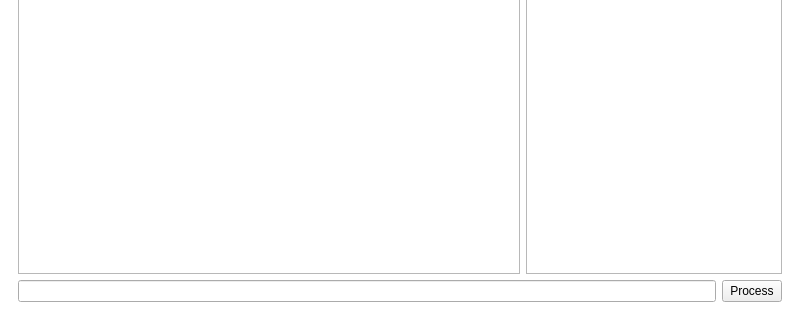
First picture: the form in chatterbox/MainWindow.ui, repository InfoAG/CAS-Netzwerk, before the edit; both pictures show x 0 to 800 and y 280 to 600 of the 800 by 600 pixel window.
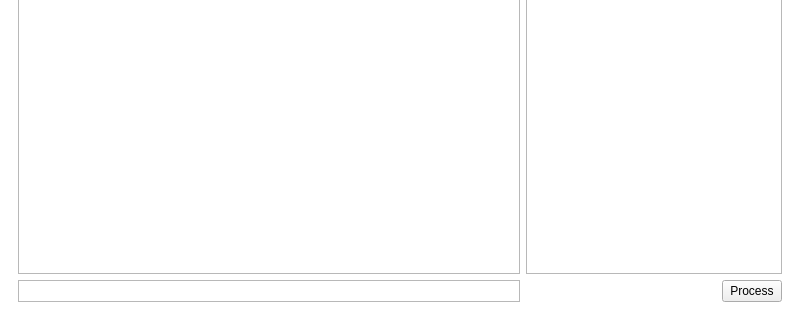
Second picture: the form after the edit. The open tabs and pages were chosen to show the change. Custom widgets are drawn as their Qt base class.

Diff of the .ui file:
```diff
--- a/chatterbox/MainWindow.ui
+++ b/chatterbox/MainWindow.ui
@@ -79,9 +79,6 @@
            <item row="0" column="1" colspan="2">
             <widget class="QListWidget" name="userListWidget"/>
            </item>
-           <item row="1" column="0" colspan="2">
-            <widget class="QLineEdit" name="sayLineEdit"/>
-           </item>
            <item row="1" column="2">
             <widget class="QPushButton" name="sayButton">
              <property name="sizePolicy">
@@ -101,6 +98,37 @@
              </property>
             </widget>
            </item>
+           <item row="1" column="0">
+            <widget class="OneLineTextEdit" name="sayTextEdit">
+             <property name="sizePolicy">
+              <sizepolicy hsizetype="Expanding" vsizetype="Fixed">
+               <horstretch>0</horstretch>
+               <verstretch>0</verstretch>
+              </sizepolicy>
+             </property>
+             <property name="maximumSize">
+              <size>
+               <width>682</width>
+               <height>22</height>
+              </size>
+             </property>
+             <property name="focusPolicy">
+              <enum>Qt::TabFocus</enum>
+             </property>
+             <property name="verticalScrollBarPolicy">
+              <enum>Qt::ScrollBarAlwaysOff</enum>
+             </property>
+             <property name="horizontalScrollBarPolicy">
+              <enum>Qt::ScrollBarAlwaysOff</enum>
+             </property>
+             <property name="tabChangesFocus">
+              <bool>true</bool>
+             </property>
+             <property name="lineWrapMode">
+              <enum>QTextEdit::NoWrap</enum>
+             </property>
+            </widget>
+           </item>
           </layout>
          </widget>
          <widget class="QWidget" name="loginPage">
@@ -227,6 +255,13 @@
    </layout>
   </widget>
  </widget>
+ <customwidgets>
+  <customwidget>
+   <class>OneLineTextEdit</class>
+   <extends>QTextEdit</extends>
+   <header location="global">onelinetextedit.h</header>
+  </customwidget>
+ </customwidgets>
  <tabstops>
   <tabstop>serverLineEdit</tabstop>
   <tabstop>userLineEdit</tabstop>
```
Left out of the diff: 23 changed lines with no effect on the pictures.
